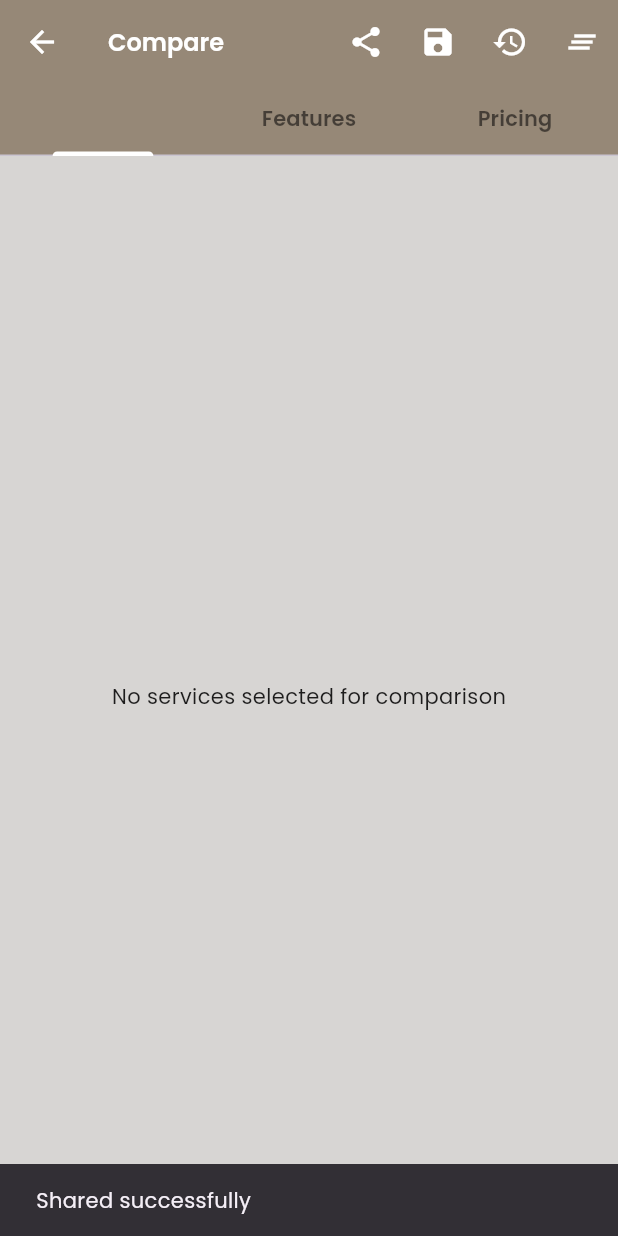
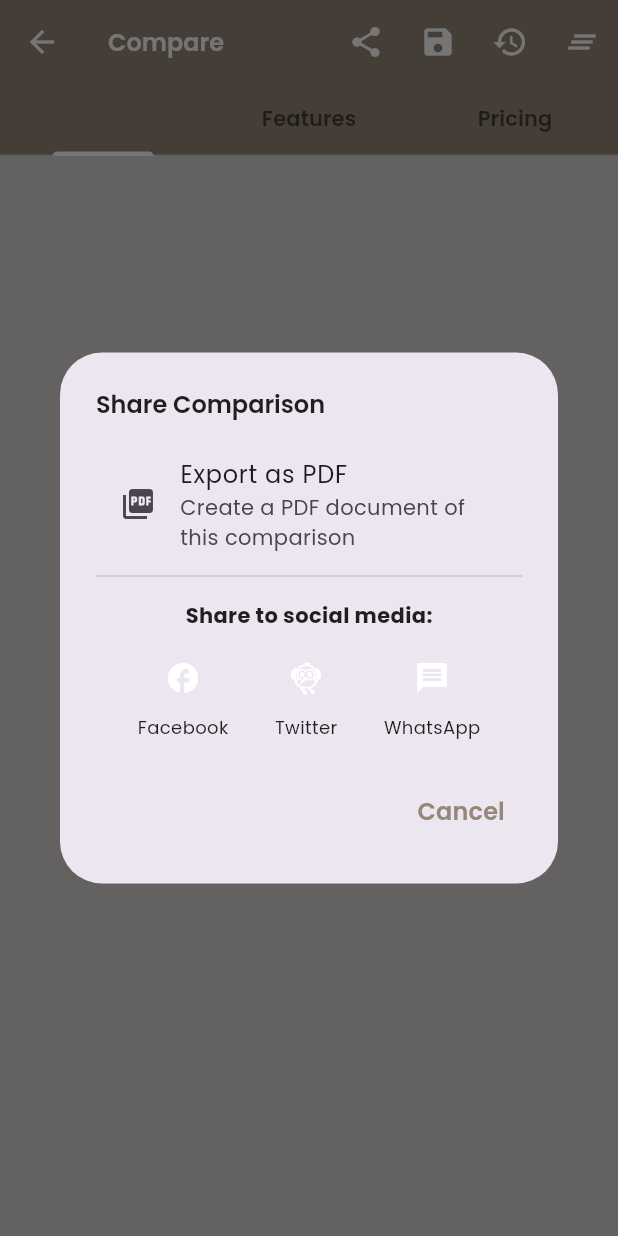
Before and after one commit to ReemNeama/eventati_book, a Flutter app: the ServiceComparisonScreen screen opened directly with empty values, after a tap on the "share" icon, on a phone screen of 412 x 824 dp. Run offline on Flutter 3.47's test engine with Material 3 defaults, Android fonts, the phone set to English and light mode, and no system bars; our stand-ins replace app_links, connectivity_plus, flutter_local_notifications, flutter_secure_storage, google_fonts, image_picker and 11 more; missing offline and left inert: add_2_calendar, flutter_stripe, posthog_flutter; accounts and stored records are empty; statements that could not run were skipped.

Commit message:
Implement comparison sharing functionality

```diff
--- a/lib/screens/services/comparison/service_comparison_screen.dart
+++ b/lib/screens/services/comparison/service_comparison_screen.dart
@@ -2,6 +2,7 @@ import 'package:flutter/material.dart';
 import 'package:provider/provider.dart';
 import 'package:eventati_book/models/models.dart';
 import 'package:eventati_book/providers/providers.dart';
+import 'package:eventati_book/services/sharing/platform_sharing_service.dart';
 import 'package:eventati_book/styles/app_colors.dart';
 import 'package:eventati_book/styles/app_colors_dark.dart';
 import 'package:eventati_book/utils/utils.dart';
@@ -10,7 +11,6 @@ import 'package:eventati_book/widgets/services/comparison/feature_comparison_tab
 import 'package:eventati_book/widgets/services/comparison/pricing_comparison_table.dart';
 import 'package:eventati_book/widgets/services/comparison/save_comparison_dialog.dart';
 import 'package:eventati_book/routing/routing.dart';
-import 'package:eventati_book/widgets/common/share_button.dart';
 
 /// Screen for comparing services side by side
 class ServiceComparisonScreen extends StatefulWidget {
@@ -109,10 +109,10 @@ class _ServiceComparisonScreenState extends State<ServiceComparisonScreen>
                 eventId: null,
               );
 
-              return ShareButton(
-                contentType: ShareContentType.comparison,
-                content: comparison,
+              return IconButton(
+                icon: const Icon(Icons.share),
                 tooltip: 'Share comparison',
+                onPressed: () => _showShareOptions(context, comparison),
               );
             },
           ),
@@ -236,6 +236,156 @@ class _ServiceComparisonScreenState extends State<ServiceComparisonScreen>
     );
   }
 
+  /// Show share options dialog
+  void _showShareOptions(BuildContext context, SavedComparison comparison) {
+    showDialog(
+      context: context,
+      builder:
+          (dialogContext) => AlertDialog(
+            title: const Text('Share Comparison'),
+            content: Column(
+              mainAxisSize: MainAxisSize.min,
+              children: [
+                ListTile(
+                  leading: const Icon(Icons.picture_as_pdf),
+                  title: const Text('Export as PDF'),
+                  subtitle: const Text(
+                    'Create a PDF document of this comparison',
+                  ),
+                  onTap: () {
+                    Navigator.of(dialogContext).pop();
+                    _shareComparison(comparison);
+                  },
+                ),
+                const Divider(),
+                const SizedBox(height: 8),
+                const Text(
+                  'Share to social media:',
+                  style: TextStyle(fontWeight: FontWeight.bold),
+                ),
+                const SizedBox(height: 8),
+                Row(
+                  mainAxisAlignment: MainAxisAlignment.spaceEvenly,
+                  children: [
+                    // Facebook share button
+                    _buildSocialShareButton(
+                      dialogContext,
+                      comparison,
+                      SharingPlatform.facebook,
+                      Icons.facebook,
+                      'Facebook',
+                    ),
+                    // Twitter share button
+                    _buildSocialShareButton(
+                      dialogContext,
+                      comparison,
+                      SharingPlatform.twitter,
+                      Icons.flutter_dash,
+                      'Twitter',
+                    ),
+                    // WhatsApp share button
+                    _buildSocialShareButton(
+                      dialogContext,
+                      comparison,
+                      SharingPlatform.whatsapp,
+                      Icons.message,
+                      'WhatsApp',
+                    ),
+                  ],
+                ),
+              ],
+            ),
+            actions: [
+              TextButton(
+                onPressed: () => Navigator.of(dialogContext).pop(),
+                child: const Text('Cancel'),
+              ),
+            ],
+          ),
+    );
+  }
+
+  /// Build a social media share button
+  Widget _buildSocialShareButton(
+    BuildContext dialogContext,
+    SavedComparison comparison,
+    SharingPlatform platform,
+    IconData icon,
+    String label,
+  ) {
+    return Column(
+      mainAxisSize: MainAxisSize.min,
+      children: [
+        IconButton(
+          icon: Icon(icon),
+          onPressed: () async {
+            Navigator.of(dialogContext).pop();
+
+            // Show loading indicator
+            ScaffoldMessenger.of(context).showSnackBar(
+              SnackBar(
+                content: Text('Sharing to $label...'),
+                duration: const Duration(seconds: 1),
+              ),
+            );
+
+            try {
+              // Share to the platform
+              final success = await Provider.of<SocialSharingProvider>(
+                context,
+                listen: false,
+              ).shareComparisonToPlatform(comparison, platform);
+
+              if (success && mounted) {
+                ScaffoldMessenger.of(context).showSnackBar(
+                  SnackBar(content: Text('Shared to $label successfully')),
+                );
+              } else if (mounted) {
+                ScaffoldMessenger.of(context).showSnackBar(
+                  SnackBar(content: Text('Failed to share to $label')),
+                );
+              }
+            } catch (e) {
+              if (mounted) {
+                ScaffoldMessenger.of(context).showSnackBar(
+                  SnackBar(content: Text('Error sharing to $label: $e')),
+                );
+              }
+            }
+          },
+          tooltip: 'Share to $label',
+        ),
+        Text(label, style: const TextStyle(fontSize: 12)),
+      ],
+    );
+  }
+
+  /// Share a comparison as a PDF
+  Future<void> _shareComparison(SavedComparison comparison) async {
+    try {
+      // Show a loading indicator
+      ScaffoldMessenger.of(context).showSnackBar(
+        const SnackBar(
+          content: Text('Generating PDF...'),
+          duration: Duration(seconds: 1),
+        ),
+      );
+
+      // Share the comparison
+      await Provider.of<SocialSharingProvider>(
+        context,
+        listen: false,
+      ).shareComparison(comparison);
+    } catch (e) {
+      // Show error message
+      if (mounted) {
+        ScaffoldMessenger.of(context).showSnackBar(
+          SnackBar(content: Text('Failed to share comparison: $e')),
+        );
+      }
+    }
+  }
+
   /// Show dialog to save the comparison
   void _showSaveDialog(BuildContext context, List<dynamic> services) {
     if (services.isEmpty || services.length < 2) {
--- a/lib/services/sharing/offline_sharing_service.dart
+++ b/lib/services/sharing/offline_sharing_service.dart
@@ -190,7 +190,10 @@ class OfflineSharingService {
   }
 
   /// Queue a comparison for sharing when online
-  Future<bool> queueComparisonShare(SavedComparison comparison) async {
+  Future<bool> queueComparisonShare(
+    SavedComparison comparison, {
+    SharingPlatform? platform,
+  }) async {
     try {
       // For now, we'll use a simplified approach since SavedComparison.toJson() might not exist
       final pendingShare = PendingShare(
@@ -200,7 +203,14 @@ class OfflineSharingService {
           'userId': comparison.userId,
           'createdAt': DateTime.now().toIso8601String(),
           'serviceIds': comparison.serviceIds,
+          'serviceNames': comparison.serviceNames,
+          'serviceType': comparison.serviceType,
+          'title': comparison.title,
+          'notes': comparison.notes,
+          'eventId': comparison.eventId,
+          'eventName': comparison.eventName,
         }),
+        platform: platform,
         timestamp: DateTime.now(),
       );
 
@@ -451,25 +461,33 @@ class OfflineSharingService {
     try {
       final comparisonMap = jsonDecode(share.contentJson);
 
-      // For simplicity, we'll just use the data we have and pass it to the sharing service
-      // This is a workaround since we don't have access to the full SavedComparison model
-      // In a real implementation, you would create a proper SavedComparison object
-
-      // We'll use a mock comparison with minimal required data
+      // Create a SavedComparison from the JSON data
       final comparison = SavedComparison(
         id: comparisonMap['id'] ?? 'unknown',
         userId: comparisonMap['userId'] ?? '',
         serviceIds: List<String>.from(comparisonMap['serviceIds'] ?? []),
+        serviceNames: List<String>.from(
+          comparisonMap['serviceNames'] ?? ['Unknown Service'],
+        ),
         createdAt: DateTime.parse(
           comparisonMap['createdAt'] ?? DateTime.now().toIso8601String(),
         ),
-        serviceType: 'unknown',
-        serviceNames: ['Unknown Service'],
-        title: 'Comparison',
+        serviceType: comparisonMap['serviceType'] ?? 'unknown',
+        title: comparisonMap['title'] ?? 'Comparison',
+        notes: comparisonMap['notes'] ?? '',
+        eventId: comparisonMap['eventId'],
+        eventName: comparisonMap['eventName'],
       );
 
-      await _socialSharingService.shareComparison(comparison);
-      return true;
+      if (share.platform != null) {
+        return await _socialSharingService.shareComparisonToPlatform(
+          comparison,
+          share.platform!,
+        );
+      } else {
+        await _socialSharingService.shareComparison(comparison);
+        return true;
+      }
     } catch (e) {
       Logger.e(
         'Error processing comparison share: $e',
--- a/lib/services/sharing/social_sharing_service.dart
+++ b/lib/services/sharing/social_sharing_service.dart
@@ -289,6 +289,91 @@ class SocialSharingService {
     }
   }
 
+  /// Share a comparison to a specific platform
+  ///
+  /// [comparison] The comparison to share
+  /// [platform] The platform to share to
+  Future<bool> shareComparisonToPlatform(
+    SavedComparison comparison,
+    SharingPlatform platform,
+  ) async {
+    try {
+      // Generate a deep link to the comparison
+      final deepLink = DeepLinkConfig.generateComparisonUrl(comparison.id);
+
+      // Create the share text
+      String shareText =
+          'Check out my comparison of ${comparison.serviceNames.join(', ')}';
+
+      // Add more details based on the comparison
+      shareText += '\n\nComparison: ${comparison.title}';
+      shareText += '\nService Type: ${comparison.serviceType}';
+
+      if (comparison.notes.isNotEmpty) {
+        shareText += '\n\nNotes: ${comparison.notes}';
+      }
+
+      if (comparison.eventName != null && comparison.eventName!.isNotEmpty) {
+        shareText += '\nEvent: ${comparison.eventName}';
+      }
+
+      shareText += '\n\nView in Eventati Book: $deepLink';
+
+      // Share to the specified platform
+      bool success = false;
+      switch (platform) {
+        case SharingPlatform.facebook:
+          success = await _platformSharingService.shareToFacebook(
+            text: shareText,
+            url: deepLink,
+            hashtag: 'EventatiBook',
+          );
+          break;
+        case SharingPlatform.twitter:
+          success = await _platformSharingService.shareToTwitter(
+            text:
+                'Check out my comparison of ${comparison.serviceNames.join(', ')}',
+            url: deepLink,
+            hashtags: ['EventatiBook', 'Comparison', comparison.serviceType],
+          );
+          break;
+        case SharingPlatform.whatsapp:
+          success = await _platformSharingService.shareToWhatsApp(
+            text: shareText,
+          );
+          break;
+        // No default case needed as we've covered all enum values
+      }
+
+      // Track the share
+      await _analyticsService.trackShare(
+        contentType: 'comparison',
+        itemId: comparison.id,
+        method: platform.toString().split('.').last,
+      );
+
+      if (success) {
+        Logger.i(
+          'Comparison shared successfully to ${platform.toString().split('.').last}: ${comparison.id}',
+          tag: 'SocialSharingService',
+        );
+      } else {
+        Logger.w(
+          'Failed to share comparison to ${platform.toString().split('.').last}: ${comparison.id}',
+          tag: 'SocialSharingService',
+        );
+      }
+
+      return success;
+    } catch (e) {
+      Logger.e(
+        'Error sharing comparison to ${platform.toString().split('.').last}: $e',
+        tag: 'SocialSharingService',
+      );
+      return false;
+    }
+  }
+
   /// Share a service via the platform's share dialog
   ///
   /// [service] The service to share
--- a/lib/widgets/common/platform_share_buttons.dart
+++ b/lib/widgets/common/platform_share_buttons.dart
@@ -178,9 +178,11 @@ class PlatformShareButtons extends StatelessWidget {
           }
           break;
         case ShareContentType.comparison:
-          // For comparisons, we'll use the generic share for now
           if (content is SavedComparison) {
-            success = await socialSharingProvider.shareComparison(content);
+            success = await socialSharingProvider.shareComparisonToPlatform(
+              content,
+              platform,
+            );
           } else {
             throw Exception('Content must be a SavedComparison');
           }
```
Also changed, not shown: lib/providers/feature_providers/social_sharing_provider.dart (+50 -0 lines), lib/screens/services/comparison/saved_comparisons_screen.dart (+92 -0 lines), 2 other files.
